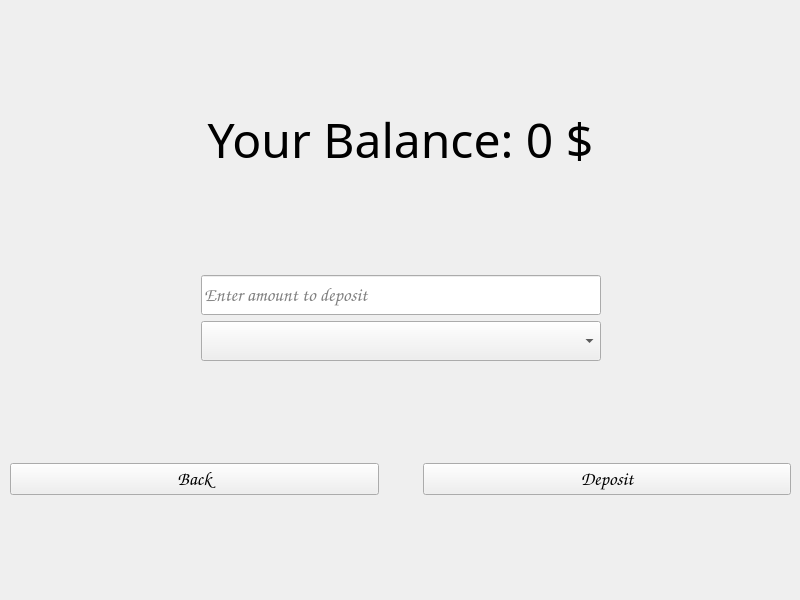
Before: the Qt Designer form frontend/menus/NewDepositMenu/newdepositmenu.ui in grytsiuko/QuadroBank, drawn with Qt 5.
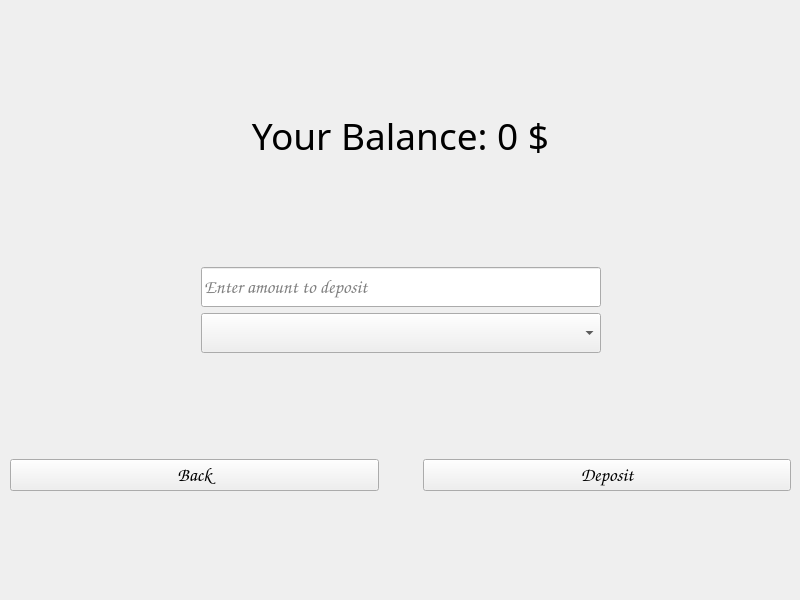
After: the same form once the commit is applied.

Patch:
```diff
--- a/frontend/menus/NewDepositMenu/newdepositmenu.ui
+++ b/frontend/menus/NewDepositMenu/newdepositmenu.ui
@@ -47,7 +47,7 @@
       <property name="font">
        <font>
         <family>Playbill</family>
-        <pointsize>36</pointsize>
+        <pointsize>28</pointsize>
        </font>
       </property>
       <property name="text">
```
Left out of the diff: 6 changed lines with no effect on the pictures.
